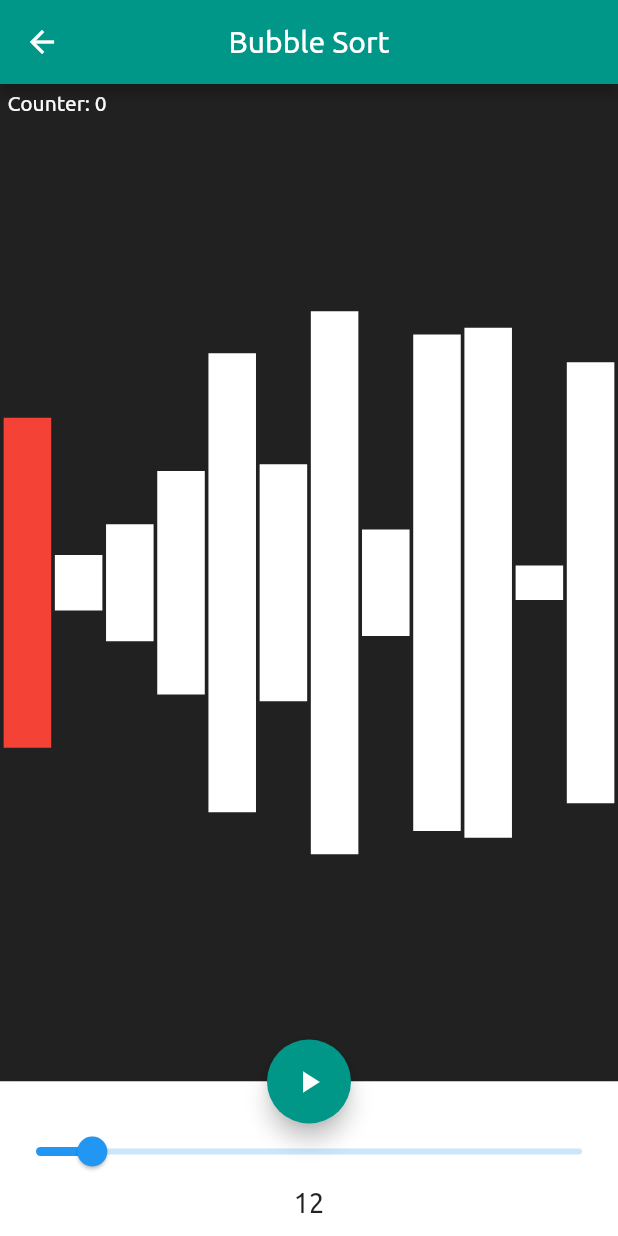
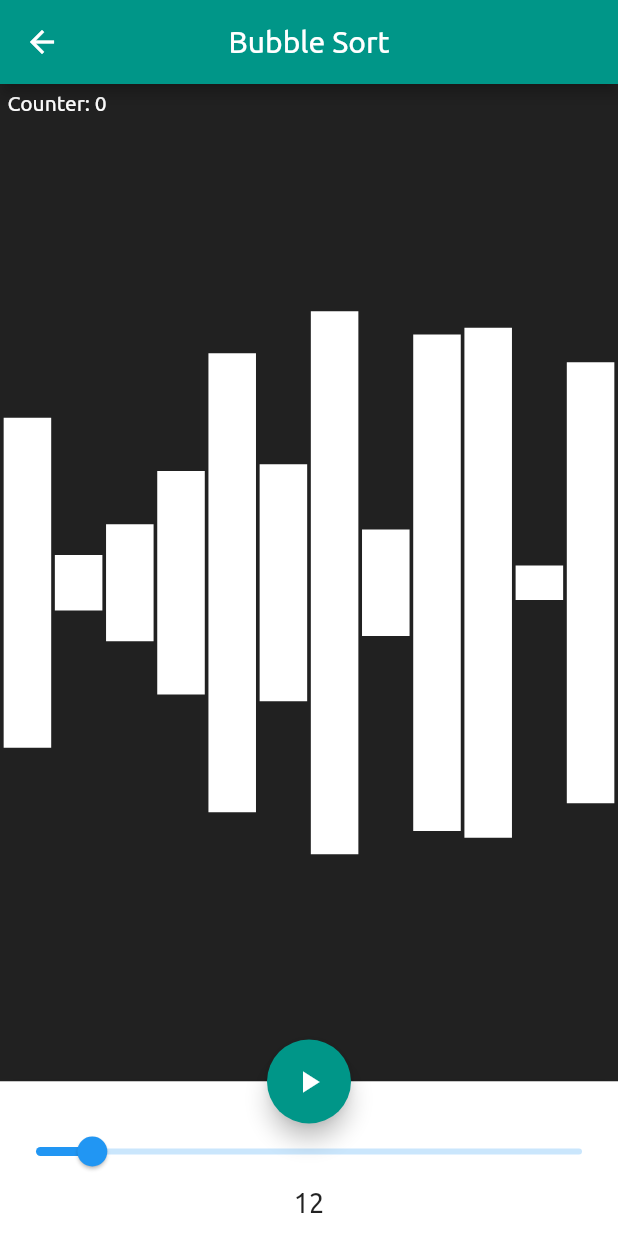
Before and after one commit to builtree/simulate, a Flutter app: the BubbleSortBars screen opened directly, on a phone screen of 412 x 824 dp. Run offline on Flutter 3.47's test engine with Material 2 defaults, Android fonts, the phone set to English and light mode, and no system bars; our stand-ins replace shared_preferences; accounts and stored records are empty; project files that could hold a hidden picture were left out.

Commit message:
Improved UI

```diff
--- a/lib/src/simulations/bubble_sort.dart
+++ b/lib/src/simulations/bubble_sort.dart
@@ -44,13 +44,13 @@ _containerList() {
     for (int k = 0; k < _elements.length; ++k) {
       if (k == i) {
         containerList.add(Container(
-          color: Colors.red,
+          color: (swap) ? Colors.red : Colors.white,
           height: _elements[k] + 0.0,
           width: barwidth,
         ));
       } else if (k == i - 1) {
         containerList.add(Container(
-          color: Colors.blue,
+          color: (swap) ? Colors.blue : Colors.white10,
           height: _elements[k] + 0.0,
           width: barwidth,
         ));
@@ -101,7 +101,7 @@ _containerList() {
       ),
       floatingActionButton: FloatingActionButton(
           backgroundColor: Colors.teal,
-          child: Icon(Icons.play_arrow),
+          child: (!swap) ? Icon(Icons.play_arrow) : Icon(Icons.pause),
           onPressed: () {
             doNotRefresh = true;
             swap = !swap;
```
